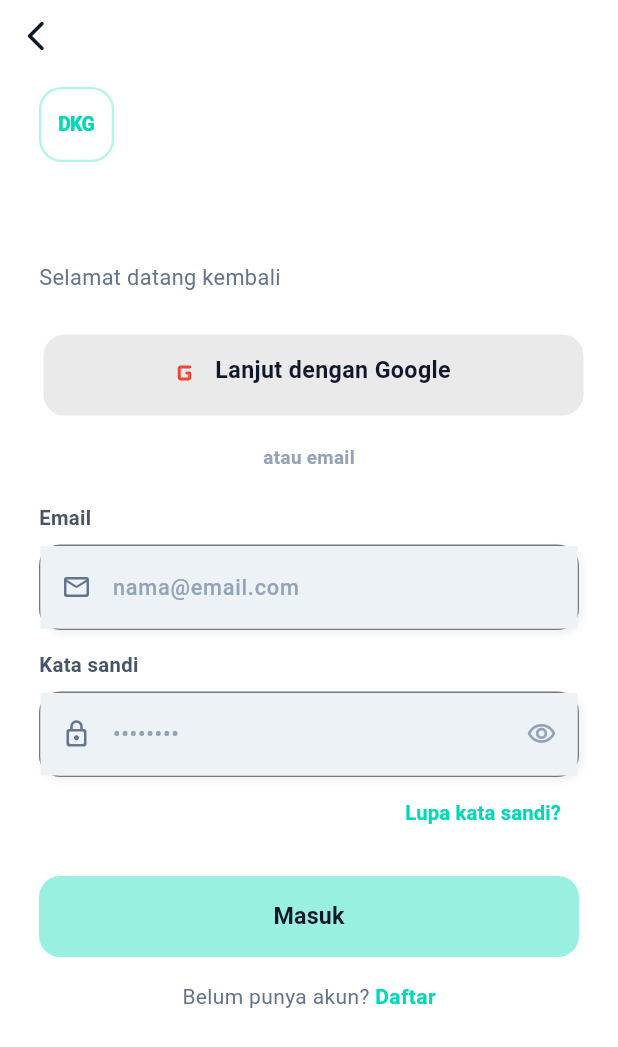
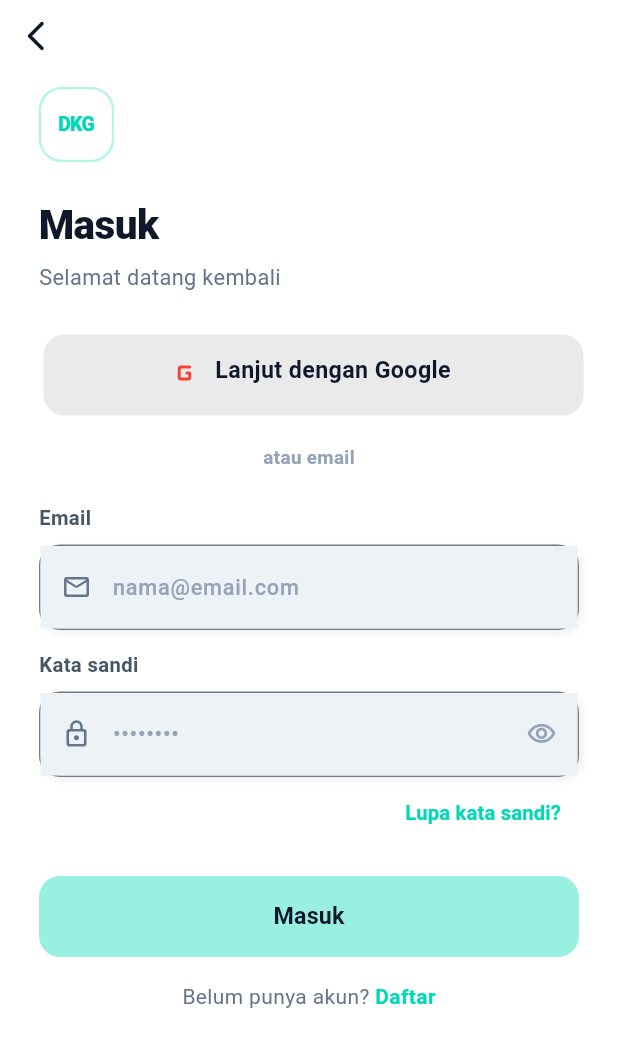
Before and after one commit to Rayen467/payglobal, a Flutter app: the screen it shows after launch, on a phone screen of 412 x 824 dp. Shown: the top 1047 px of the screen. Run offline on Flutter 3.47's test engine with Material 3 defaults, Android fonts, the phone set to English and light mode, and no system bars; our stand-ins replace app_links, dio, equatable, firebase_auth, firebase_core, firebase_messaging and 7 more; missing offline and left inert: mobile_scanner; accounts and stored records are empty; network calls fail; Roboto replaces fonts that are missing (PlusJakartaSans).

Commit message:
feat(page): update LoginPage title text color to use dynamic AppColors.ink

```diff
--- a/lib/presentation/pages/auth/login_page.dart
+++ b/lib/presentation/pages/auth/login_page.dart
@@ -131,7 +131,7 @@ class _LoginPageState extends State<LoginPage> {
                             fontFamily: 'PlusJakartaSans',
                             fontSize: 27,
                             fontWeight: FontWeight.w800,
-                            color: AppColors.pureWhite,
+                            color: AppColors.ink,
                             letterSpacing: -0.4,
                           )),
                       const SizedBox(height: 6),
```
